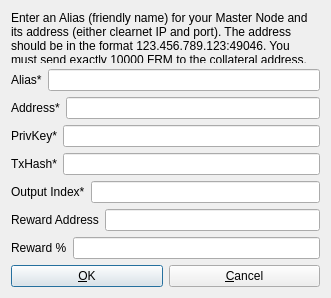
This is src/qt/forms/addeditadrenalinenode.ui in rvanduiven/ferrum as Qt 5 draws it before an edit. The edited form follows.
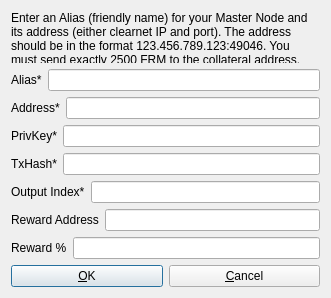
This is the edited form.

Patch:
```diff
--- a/src/qt/forms/addeditadrenalinenode.ui
+++ b/src/qt/forms/addeditadrenalinenode.ui
@@ -26,7 +26,7 @@
       </sizepolicy>
      </property>
      <property name="text">
-      <string>&lt;html&gt;&lt;head/&gt;&lt;body&gt;&lt;p&gt;Enter an Alias (friendly name) for your Master Node and its address (either clearnet IP and port). The address should be in the format 123.456.789.123:49046. You must send exactly 10000 FRM to the collateral address.&lt;/p&gt;&lt;/body&gt;&lt;/html&gt;</string>
+      <string>&lt;html&gt;&lt;head/&gt;&lt;body&gt;&lt;p&gt;Enter an Alias (friendly name) for your Master Node and its address (either clearnet IP and port). The address should be in the format 123.456.789.123:49046. You must send exactly 2500 FRM to the collateral address.&lt;/p&gt;&lt;/body&gt;&lt;/html&gt;</string>
      </property>
      <property name="wordWrap">
       <bool>true</bool>
```
